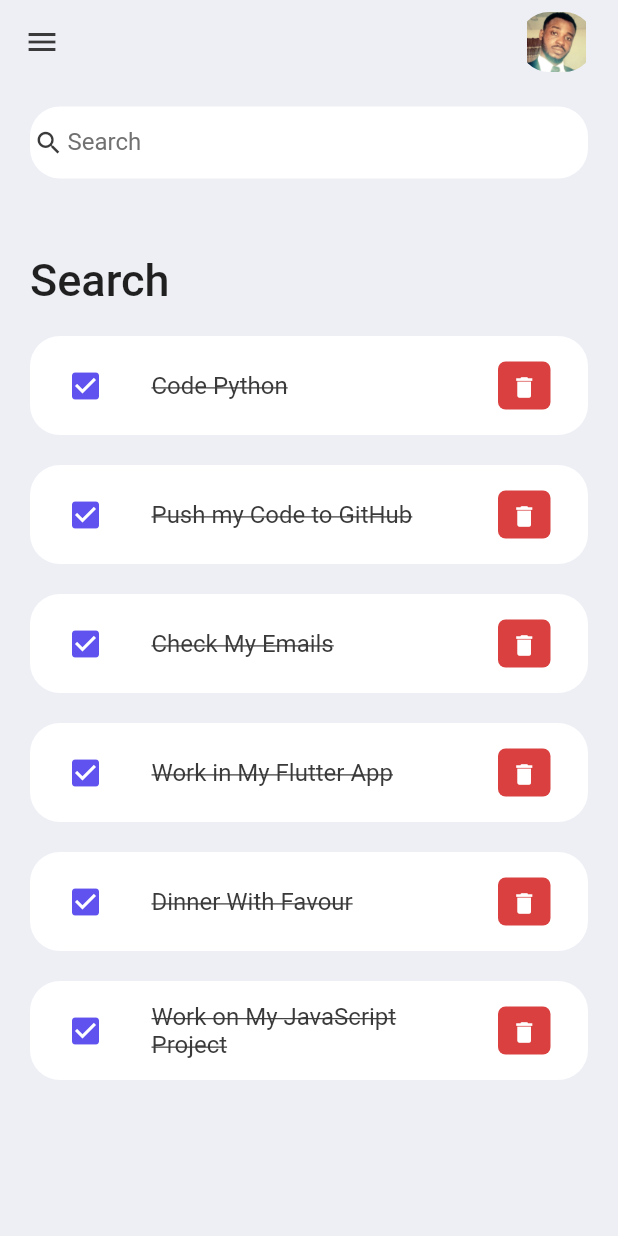
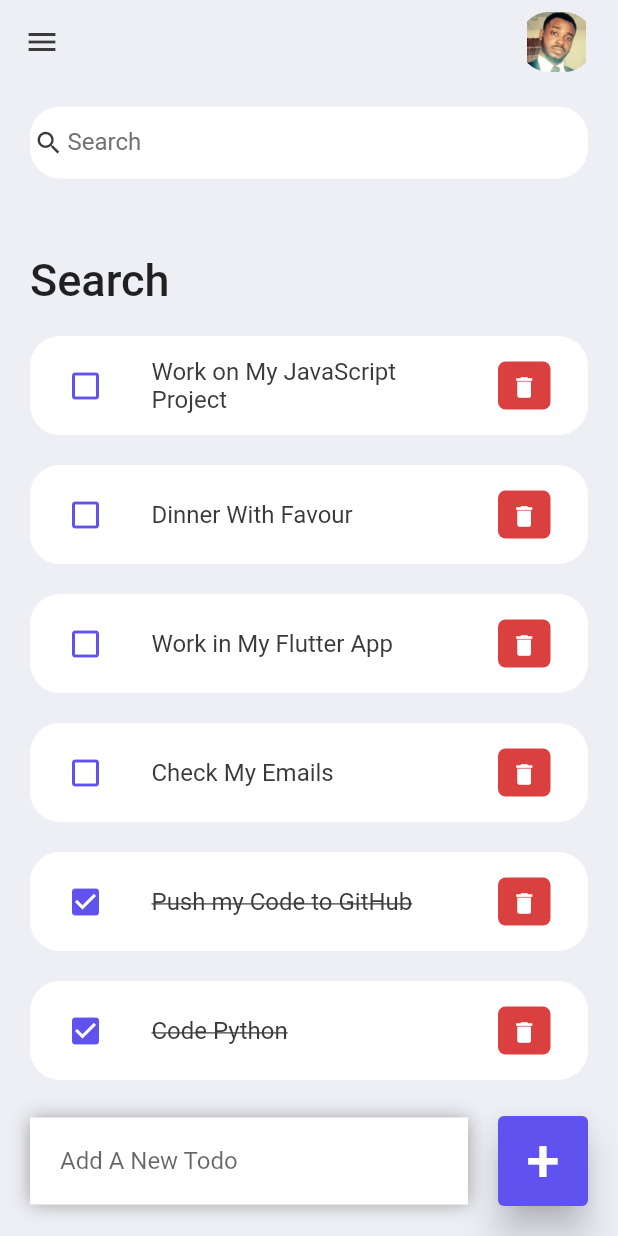
Before and after one commit to Chika2021/Flutter_Todo, a Flutter app: the screen it shows after launch, on a phone screen of 412 x 824 dp. Run offline on Flutter 3.47's test engine with Material 2 defaults, Android fonts, the phone set to English and light mode, and no system bars; our stand-ins replace avatar_glow.

Commit message:
adding todo funtions

```diff
--- a/lib/components/todoItem.dart
+++ b/lib/components/todoItem.dart
@@ -4,7 +4,14 @@ import 'package:monday_flutter/models/todo.dart';
 
 class TodoItem extends StatelessWidget {
   final Todo todo;
-  const TodoItem({super.key , required this.todo});
+  final onTodoChanged;
+  final onDeleteItem;
+
+  const TodoItem(
+      {super.key,
+      required this.todo,
+      required this.onTodoChanged,
+      required this.onDeleteItem});
 
   @override
   Widget build(BuildContext context) {
@@ -12,7 +19,7 @@ class TodoItem extends StatelessWidget {
       margin: EdgeInsets.only(bottom: 20),
       child: ListTile(
         onTap: () {
-          print('Value clicked');
+          onTodoChanged(todo);
         },
         contentPadding: EdgeInsets.symmetric(horizontal: 25, vertical: 5),
         shape: RoundedRectangleBorder(
@@ -20,7 +27,7 @@ class TodoItem extends StatelessWidget {
         ),
         tileColor: Colors.white,
         leading: Icon(
-          Icons.check_box,
+          todo.isDone ? Icons.check_box : Icons.check_box_outline_blank,
           color: tdBlue,
         ),
         title: Text(
@@ -28,7 +35,7 @@ class TodoItem extends StatelessWidget {
           style: TextStyle(
               fontSize: 16,
               color: tdBlack,
-              decoration: TextDecoration.lineThrough),
+              decoration: todo.isDone ? TextDecoration.lineThrough : null),
         ),
         trailing: Container(
           height: 35,
@@ -40,7 +47,9 @@ class TodoItem extends StatelessWidget {
             borderRadius: BorderRadius.circular(5),
           ),
           child: IconButton(
-            onPressed: () {},
+            onPressed: () {
+              onDeleteItem(todo.id);
+            },
             icon: Icon(Icons.delete),
             color: Colors.white,
             iconSize: 18,
--- a/lib/models/todo.dart
+++ b/lib/models/todo.dart
@@ -9,10 +9,10 @@ class Todo {
     return [
       Todo(id: '01', todoText: 'Code Python', isDone: true),
       Todo(id: '02', todoText: 'Push my Code to GitHub', isDone: true),
-      Todo(id: '03', todoText: 'Check My Emails', isDone: true),
-      Todo(id: '04', todoText: 'Work in My Flutter App', isDone: true),
-      Todo(id: '06', todoText: 'Dinner With Favour', isDone: true),
-      Todo(id: '07', todoText: 'Work on My JavaScript Project', isDone: true),
+      Todo(id: '03', todoText: 'Check My Emails'),
+      Todo(id: '04', todoText: 'Work in My Flutter App'),
+      Todo(id: '06', todoText: 'Dinner With Favour'),
+      Todo(id: '07', todoText: 'Work on My JavaScript Project'),
     ];
   }
 }
--- a/lib/pages/homePage.dart
+++ b/lib/pages/homePage.dart
@@ -4,9 +4,7 @@ import 'package:monday_flutter/constrants/colors.dart';
 import '../models/todo.dart';
 
 class HomePage extends StatefulWidget {
-
-
-  const HomePage({super.key });
+  const HomePage({super.key});
 
   @override
   State<HomePage> createState() => _HomePageState();
@@ -14,10 +12,54 @@ class HomePage extends StatefulWidget {
 
 class _HomePageState extends State<HomePage> {
   final todoList = Todo.todoList();
+  final _todoController = TextEditingController();
+
+  List<Todo> _foundTodo = [];
 
   @override
+  void initState() {
+    _foundTodo = todoList;
+    super.initState();
+  }
+
   Widget build(BuildContext context) {
+    void _handleTodoChange(Todo todo) {
+      setState(() {
+        todo.isDone = !todo.isDone;
+      });
+    }
 
+    void _runFilter(String enteredKeyword) {
+      List<Todo> results = [];
+      if (enteredKeyword.isEmpty) {
+        results = todoList;
+      } else {
+        results = todoList
+            .where((item) => item.todoText!
+                .toLowerCase()
+                .contains(enteredKeyword.toLowerCase()))
+            .toList();
+      }
+      setState(() {
+        _foundTodo = results;
+      });
+    }
+
+    void _handleDelete(String id) {
+      setState(() {
+        todoList.removeWhere((item) => item.id == id);
+      });
+    }
+
+    void _addToDoitem(String toDo) {
+      setState(() {
+        todoList.add(Todo(
+            id: DateTime.now().millisecondsSinceEpoch.toString(),
+            todoText: toDo));
+      });
+
+      _todoController.clear();
+    }
 
     return Scaffold(
       backgroundColor: tdBGColor,
@@ -40,7 +82,9 @@ class _HomePageState extends State<HomePage> {
               ),
             ],
           )),
-      body: Container(
+      body: Stack(
+        children: [
+          Container(
             padding: EdgeInsets.symmetric(horizontal: 20, vertical: 15),
             child: Column(
               children: [
@@ -51,25 +95,84 @@ class _HomePageState extends State<HomePage> {
                       margin: EdgeInsets.only(top: 50, bottom: 20),
                       child: Text(
                         'Search',
-                    style: TextStyle(fontWeight: FontWeight.w500, fontSize: 30),
+                        style: TextStyle(
+                            fontWeight: FontWeight.w500, fontSize: 30),
                       ),
                     ),
-                for (Todo todo in todoList)
-                TodoItem(todo: todo,)
+
+                    // for (Todo todoo in todoList)
+                    for (Todo todoo in _foundTodo.reversed)
+                      TodoItem(
+                        todo: todoo,
+                        onTodoChanged: _handleTodoChange,
+                        onDeleteItem: _handleDelete,
+                      )
                   ]),
                 ),
               ],
             ),
           ),
+          Align(
+              alignment: Alignment.bottomCenter,
+              child: Row(
+                children: [
+                  Expanded(
+                      child: Container(
+                    margin:
+                        const EdgeInsets.only(bottom: 20, right: 20, left: 20),
+                    padding:
+                        const EdgeInsets.symmetric(horizontal: 20, vertical: 5),
+                    decoration: const BoxDecoration(
+                      color: Colors.white,
+                      boxShadow: [
+                        BoxShadow(
+                          color: Colors.grey,
+                          offset: Offset(0.0, 0.0),
+                          blurRadius: 10.0,
+                          spreadRadius: 0.0,
+                        )
+                      ],
+                    ),
+                    child: TextField(
+                      controller: _todoController,
+                      decoration: const InputDecoration(
+                          hintText: 'Add A New Todo', border: InputBorder.none),
+                    ),
+                  )),
+                  Container(
+                    margin: EdgeInsets.only(bottom: 20, right: 20),
+                    child: ElevatedButton(
+                        onPressed: () {
+                          _addToDoitem(_todoController.text);
+                        },
+                        style: ElevatedButton.styleFrom(
+                            backgroundColor: tdBlue,
+                            minimumSize: const Size(60, 60),
+                            elevation: 10),
+                        child: Text(
+                          '+',
+                          style: TextStyle(fontSize: 40),
+                        )),
+                  )
+                ],
+              ))
+        ],
+      ),
     );
+
+
   }
+
+
+
 }
 
   Widget _searchBox() {
   return Container(
     decoration: BoxDecoration(
         color: Colors.white, borderRadius: BorderRadius.circular(20)),
-    child: TextField(
+    child: const TextField(
+      // onChanged: (value) => _runFilter,
       decoration: InputDecoration(
           contentPadding: EdgeInsets.all(0),
           prefixIcon: Icon(Icons.search, color: tdBlack, size: 20),
```
Lines whose indentation alone changed are shown as unchanged.
